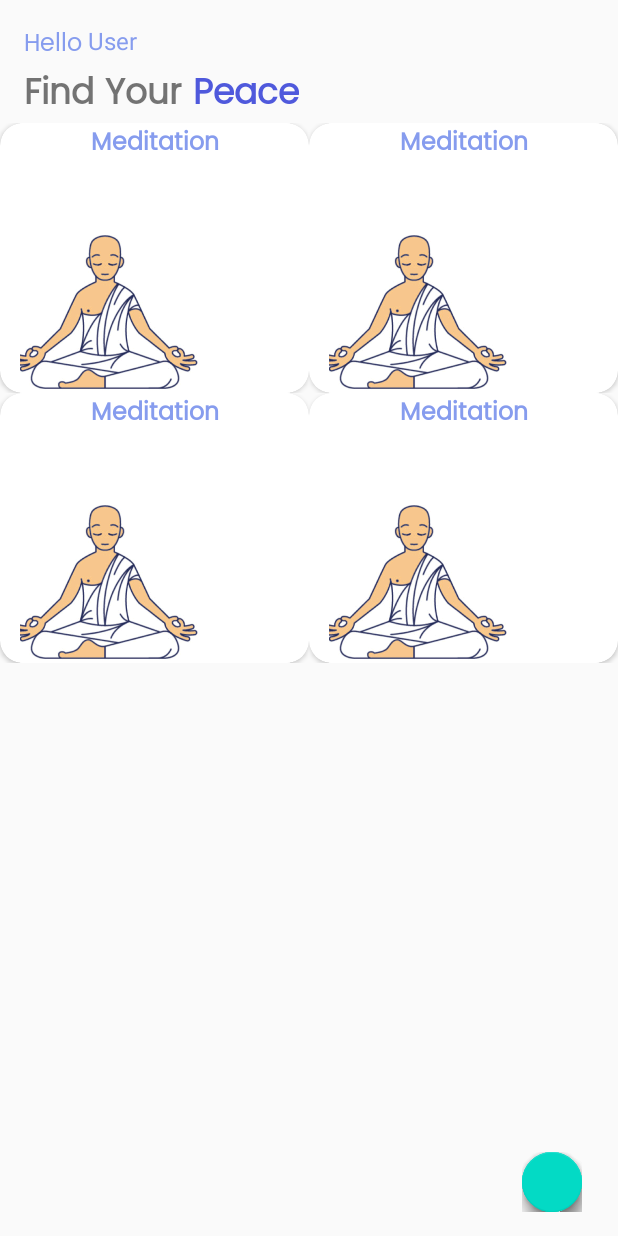
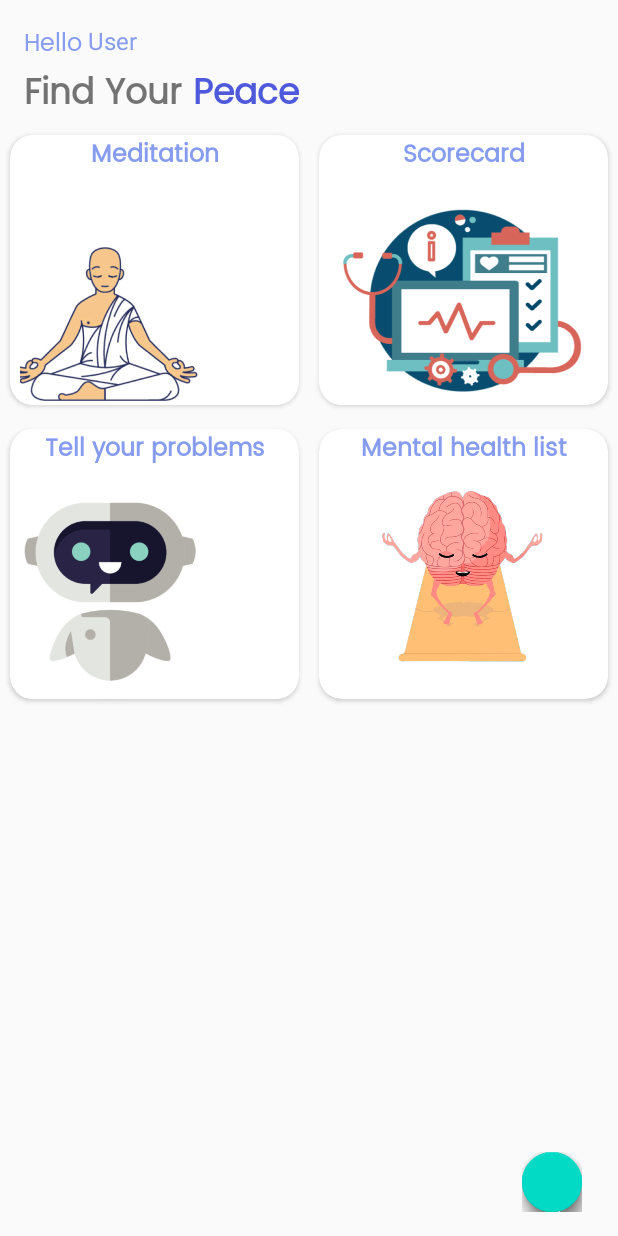
Before and after one commit to utsavpj/HelpYouOut, an Android app: the fragment HomeFragment placed in its activity, on a phone screen of 412 x 824 dp. Run offline under Robolectric (Android 15) with nearby library versions, the phone set to English and light mode, and no system bars; our stand-ins replace data binding, sdp/ssp sizes; libraries missing offline, so code that uses them is left out: com.joanzapata.iconify, com.shrikanthravi.customnavigationdrawer2; plain views replace FloatingActionButton, FloatingActionsMenu, SNavigationDrawer; 8 statements that could not run were skipped.

Commit message:
- Added shared preferences - Updated home screen layout with icons - Updated gridlayout

```diff
--- a/app/src/main/java/com/example/helpyouout/HomeActivity.java
+++ b/app/src/main/java/com/example/helpyouout/HomeActivity.java
@@ -63,7 +63,7 @@ public class HomeActivity extends BaseActivity {
         }
         if (fragment != null) {
             FragmentManager fragmentManager = getSupportFragmentManager();
-            fragmentManager.beginTransaction().setCustomAnimations(android.R.animator.fade_in, android.R.animator.fade_out).replace(R.id.frameLayout, fragment).commit();
+            fragmentManager.beginTransaction().setCustomAnimations(android.R.animator.fade_in, android.R.animator.fade_out).replace(R.id.container, fragment).commit();
         }
 
 
@@ -125,7 +125,7 @@ public class HomeActivity extends BaseActivity {
                             FragmentManager fragmentManager = getSupportFragmentManager();
                             fragmentManager.beginTransaction()
                                     .setCustomAnimations(android.R.animator.fade_in, android.R.animator.fade_out)
-                                    .replace(R.id.frameLayout, fragment)
+                                    .replace(R.id.container, fragment)
                                     .commit();
 
                         }
--- a/app/src/main/java/com/example/helpyouout/adapter/HomeMenuAdapter.kt
+++ b/app/src/main/java/com/example/helpyouout/adapter/HomeMenuAdapter.kt
@@ -1,13 +1,16 @@
 package com.example.helpyouout.adapter
 
 import android.content.Context
-import androidx.recyclerview.widget.ListAdapter
-import androidx.recyclerview.widget.DiffUtil
 import androidx.recyclerview.widget.RecyclerView
 import android.view.LayoutInflater
 import android.view.View
 import android.view.ViewGroup
+import android.widget.ImageView
+import android.widget.TextView
+import androidx.cardview.widget.CardView
 import com.example.helpyouout.R
+import com.example.helpyouout.main.BaseActivity
+import com.example.helpyouout.main.Fragment.MeditationFragment
 import com.example.helpyouout.model.HomeMenuModel
 
 class HomeMenuAdapter(val context: Context, val listOfData: ArrayList<HomeMenuModel>) : RecyclerView.Adapter<HomeMenuAdapter.VH>() {
@@ -16,14 +19,51 @@ class HomeMenuAdapter(val context: Context, val listOfData: ArrayList<HomeMenuMo
     }
 
     override fun onBindViewHolder(holder: VH, position: Int) {
-        var data = listOfData[position];
+        val data = listOfData[position];
+        holder.title.text = data.name;
+        holder.backgroundImg.setImageResource(data.image)
+
+        holder.cardView.setOnClickListener {
+
+            handleClickListener(position)
+
+        }
 
     }
 
-    class VH(itemview: View) : RecyclerView.ViewHolder(itemview)
+    inner class VH(itemview: View) : RecyclerView.ViewHolder(itemview) {
+        var title = itemview.findViewById<TextView>(R.id.txtTitle)
+        var backgroundImg = itemview.findViewById<ImageView>(R.id.backgroundImg)
+        var cardView = itemview.findViewById<CardView>(R.id.optionCard)
+    }
 
     override fun getItemCount(): Int {
         return listOfData.size
     }
 
+    fun handleClickListener(index: Int) {
+        when (index) {
+
+            0 -> {
+                val meditationFragment = MeditationFragment()
+                (context as BaseActivity).replaceFragment(meditationFragment)
+            }
+
+            1 -> {
+
+            }
+
+            2 -> {
+
+            }
+
+            3 -> {
+
+            }
+
+
+        }
+
+    }
+
 }
--- a/app/src/main/java/com/example/helpyouout/constants/AppHeart.java
+++ b/app/src/main/java/com/example/helpyouout/constants/AppHeart.java
@@ -17,4 +17,9 @@ public interface AppHeart {
     String PARAM_NAME = "name";
     String PARAM_PHONE = "phone";
     String PARAM_VERIFIED = "1";
+
+    //Prefs
+    String PREF_LOGGED_IN = "loggedIn";
+    String PREF_USER_DATA = "userData";
+
 }
--- a/app/src/main/java/com/example/helpyouout/main/Fragment/HomeFragment.java
+++ b/app/src/main/java/com/example/helpyouout/main/Fragment/HomeFragment.java
@@ -1,8 +1,13 @@
 package com.example.helpyouout.main.Fragment;
 
+import android.graphics.Rect;
 import android.view.LayoutInflater;
 import android.view.View;
 import android.view.ViewGroup;
+
+import androidx.annotation.NonNull;
+import androidx.recyclerview.widget.GridLayoutManager;
+import androidx.recyclerview.widget.RecyclerView;
 
 import com.example.helpyouout.R;
 import com.example.helpyouout.adapter.HomeMenuAdapter;
@@ -38,11 +43,11 @@ public class HomeFragment extends BaseFragment {
         menuItems.add(new HomeMenuModel("Meditation", R.drawable.meditation));
         menuItems.add(new HomeMenuModel("Scorecard", R.drawable.scorecard));
         menuItems.add(new HomeMenuModel("Tell your problems", R.drawable.chatbot));
-        menuItems.add(new HomeMenuModel("Mental health list", R.drawable.mental_health_list_png));
+        menuItems.add(new HomeMenuModel("Mental health list", R.drawable.mentalhealth));
 
         homeMenuAdapter = new HomeMenuAdapter(mContext, menuItems);
+        binding.gridLayout.setAdapter(homeMenuAdapter);
 
-        binding.gridLayout.setAdapter(homeMenuAdapter);
     }
 
     @Override
--- a/app/src/main/res/layout/activity_home.xml
+++ b/app/src/main/res/layout/activity_home.xml
@@ -27,7 +27,7 @@
             app:secondaryMenuItemTextSize="7sp">
 
             <FrameLayout
-                android:id="@+id/frameLayout"
+                android:id="@+id/container"
                 android:layout_width="match_parent"
                 android:layout_height="match_parent"
                 android:layout_alignParentTop="true"
--- a/app/src/main/res/layout/home_grid_view.xml
+++ b/app/src/main/res/layout/home_grid_view.xml
@@ -1,16 +1,21 @@
 <?xml version="1.0" encoding="utf-8"?>
+
+<layout>
+
     <androidx.constraintlayout.widget.ConstraintLayout xmlns:android="http://schemas.android.com/apk/res/android"
         xmlns:app="http://schemas.android.com/apk/res-auto"
         android:layout_width="match_parent"
         android:layout_height="wrap_content">
 
         <androidx.cardview.widget.CardView
-        android:id="@+id/cardView1"
+            android:id="@+id/optionCard"
             android:layout_width="0dp"
             android:layout_height="wrap_content"
             android:clickable="true"
+            android:elevation="@dimen/_5sdp"
             android:foregroundGravity="fill"
             app:cardCornerRadius="15dp"
+            app:cardUseCompatPadding="true"
             app:layout_constraintEnd_toEndOf="parent"
             app:layout_constraintStart_toEndOf="parent"
             app:layout_constraintStart_toStartOf="parent">
@@ -52,3 +57,4 @@
         </androidx.cardview.widget.CardView>
 
     </androidx.constraintlayout.widget.ConstraintLayout>
+</layout>
```
Also changed, not shown: app/src/main/java/com/example/helpyouout/ApplicationClass.kt (+13 -0 lines), app/src/main/java/com/example/helpyouout/LoginScreen.java (+9 -0 lines), app/src/main/java/com/example/helpyouout/SplashActivity.java (+12 -1 lines). Lines whose indentation alone changed are shown as unchanged.
